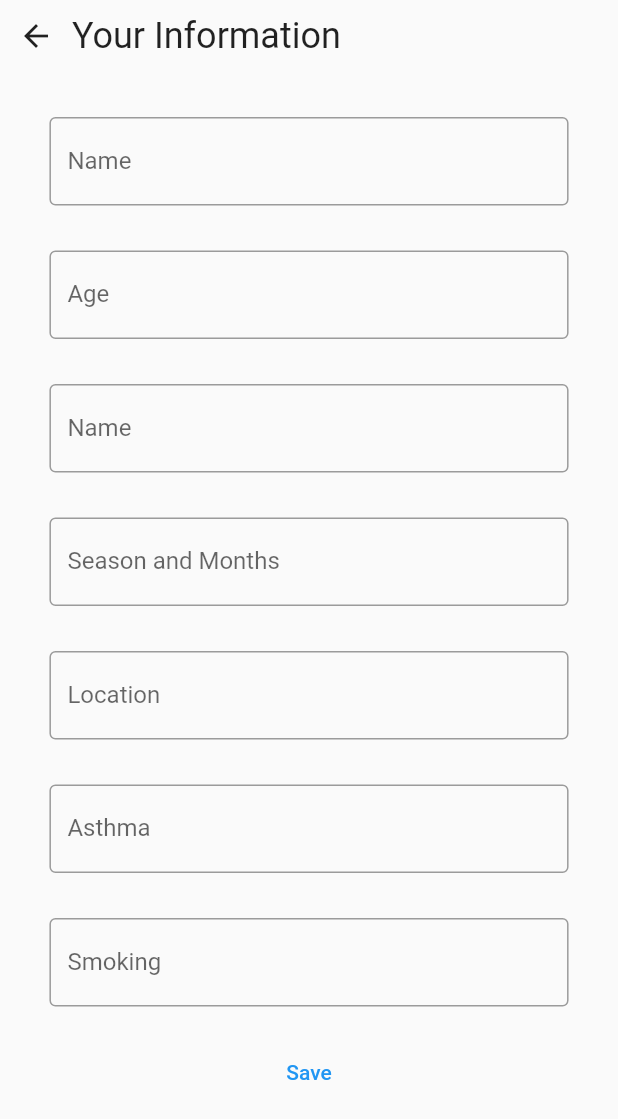
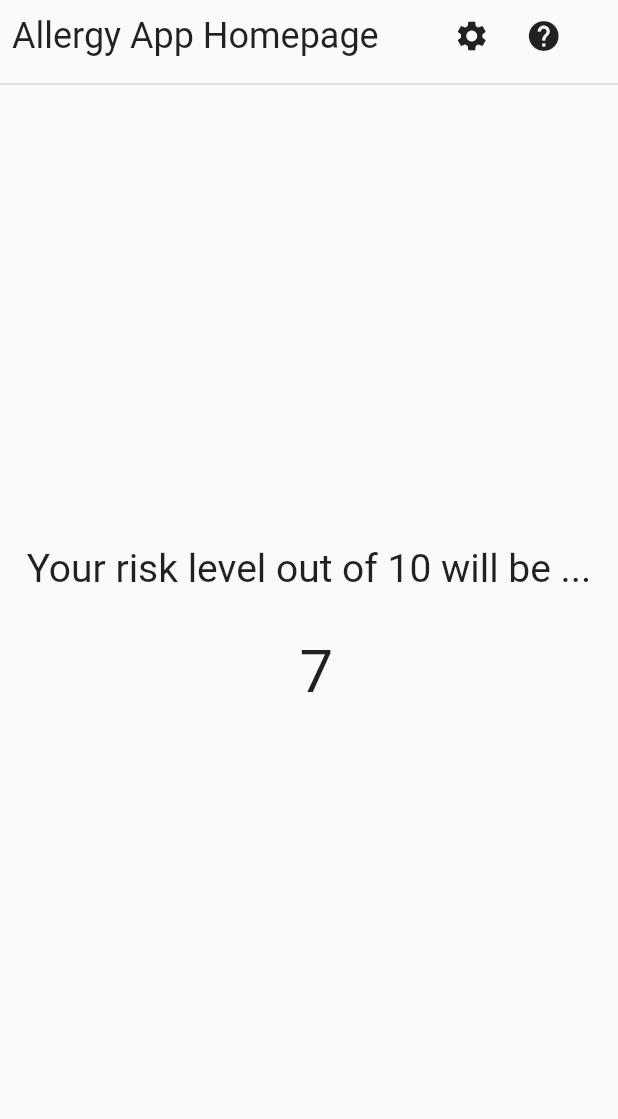
Before and after one commit to Asante-Adarkwa-Usman/AllergyApp, a Flutter app: the screen it shows after launch, after a tap on "Save", on a phone screen of 412 x 824 dp. Shown: the top 1119 px of the screen. Run offline on Flutter 3.47's test engine with Material 2 defaults, Android fonts, the phone set to English and light mode, and no system bars.

Commit message:
Added Homescreen, Help screen and Settings screen

```diff
--- /dev/null
+++ b/allergyapp/lib/home_screen.dart
@@ -0,0 +1,86 @@
+import 'package:allergyapp/advise_screen.dart';
+import 'package:allergyapp/settings_Screen.dart';
+import 'package:flutter/material.dart';
+
+class HomeScreen extends StatelessWidget {
+  const HomeScreen({super.key});
+
+  @override
+  Widget build(BuildContext context) {
+    return SafeArea(
+      child: Scaffold(
+        body: Column(
+          children: [
+            Row(
+              children: [
+                //Title
+                const Padding(
+                  padding: EdgeInsets.all(8.0),
+                  child: Text(
+                    'Allergy App Homepage',
+                    style: TextStyle(
+                      fontSize: 24,
+                    ),
+                  ),
+                ),
+                //Space
+                const SizedBox(width: 30),
+                //Two Iconsbutton
+                Row(
+                  children: [
+                    IconButton(
+                        onPressed: () {
+                          //Go to settings screen
+                          Navigator.of(context).push(
+                            MaterialPageRoute(
+                              builder: (context) => const SettingScreen(),
+                            ),
+                          );
+                        },
+                        icon: const Icon(
+                          Icons.settings,
+                          size: 24,
+                        )),
+                    IconButton(
+                        onPressed: () {
+                          //Go to Advise screen
+                          Navigator.of(context).push(
+                            MaterialPageRoute(
+                              builder: (context) => const AdviseScreen(),
+                            ),
+                          );
+                        },
+                        icon: const Icon(Icons.help, size: 24)),
+                  ],
+                ),
+              ],
+            ),
+            //Divider
+            const Divider(thickness: 1),
+
+            //Main Text
+            Container(
+              margin: const EdgeInsets.only(top: 300),
+              child: Column(
+                children: const [
+                  Center(
+                      child: Text(
+                    ' Your risk level out of 10 will be ... ',
+                    style: TextStyle(fontSize: 26),
+                  )),
+                  //Space
+                  SizedBox(height: 30),
+                  Center(
+                      child: Text(
+                    ' 7',
+                    style: TextStyle(fontSize: 40),
+                  )),
+                ],
+              ),
+            ),
+          ],
+        ),
+      ),
+    );
+  }
+}
--- a/allergyapp/lib/login_screen.dart
+++ b/allergyapp/lib/login_screen.dart
@@ -1,3 +1,4 @@
+import 'package:allergyapp/home_screen.dart';
 import 'package:flutter/material.dart';
 
 class LoginScreen extends StatefulWidget {
@@ -8,7 +9,13 @@ class LoginScreen extends StatefulWidget {
 }
 
 class _LoginScreenState extends State<LoginScreen> {
-  final TextFieldController = TextEditingController();
+  final textFieldNameController = TextEditingController();
+  final textFieldAgeController = TextEditingController();
+  final textFieldSeasonController = TextEditingController();
+  final textFieldLocationController = TextEditingController();
+  final textFieldAsthmaController = TextEditingController();
+  final textFieldSmokingController = TextEditingController();
+
   @override
   Widget build(BuildContext context) {
     return SafeArea(
@@ -17,16 +24,10 @@ class _LoginScreenState extends State<LoginScreen> {
         child: Column(
           children: [
             Row(
-              children: [
-                //Back button
-                IconButton(
-                    onPressed: () {},
-                    icon: const Icon(
-                      Icons.arrow_back_outlined,
-                      size: 24,
-                    )),
+              mainAxisAlignment: MainAxisAlignment.center,
+              children: const [
                 //Title Text
-                const Text(
+                Text(
                   'Your Information',
                   style: TextStyle(fontSize: 24),
                 ),
@@ -38,9 +39,12 @@ class _LoginScreenState extends State<LoginScreen> {
             SizedBox(
               width: MediaQuery.of(context).size.width * 0.84,
               child: TextField(
-                controller: TextFieldController,
+                //change Textfield Color
+
+                controller: textFieldNameController,
                 decoration: const InputDecoration(
                   border: OutlineInputBorder(),
+                  focusColor: Color.fromARGB(255, 63, 214, 199),
                   labelText: 'Name',
                 ),
                 onChanged: null,
@@ -51,7 +55,7 @@ class _LoginScreenState extends State<LoginScreen> {
             SizedBox(
               width: MediaQuery.of(context).size.width * 0.84,
               child: TextField(
-                controller: TextFieldController,
+                controller: textFieldAgeController,
                 decoration: const InputDecoration(
                   border: OutlineInputBorder(),
                   labelText: 'Age',
@@ -59,25 +63,13 @@ class _LoginScreenState extends State<LoginScreen> {
                 onChanged: null,
               ),
             ),
+
             //height spacing
             const SizedBox(height: 30),
             SizedBox(
               width: MediaQuery.of(context).size.width * 0.84,
               child: TextField(
-                controller: TextFieldController,
-                decoration: const InputDecoration(
-                  border: OutlineInputBorder(),
-                  labelText: 'Name',
-                ),
-                onChanged: null,
-              ),
-            ),
-            //height spacing
-            const SizedBox(height: 30),
-            SizedBox(
-              width: MediaQuery.of(context).size.width * 0.84,
-              child: TextField(
-                controller: TextFieldController,
+                controller: textFieldSeasonController,
                 decoration: const InputDecoration(
                   border: OutlineInputBorder(),
                   labelText: 'Season and Months',
@@ -90,7 +82,7 @@ class _LoginScreenState extends State<LoginScreen> {
             SizedBox(
               width: MediaQuery.of(context).size.width * 0.84,
               child: TextField(
-                controller: TextFieldController,
+                controller: textFieldLocationController,
                 decoration: const InputDecoration(
                   border: OutlineInputBorder(),
                   labelText: 'Location',
@@ -102,7 +94,7 @@ class _LoginScreenState extends State<LoginScreen> {
             SizedBox(
               width: MediaQuery.of(context).size.width * 0.84,
               child: TextField(
-                controller: TextFieldController,
+                controller: textFieldAsthmaController,
                 decoration: const InputDecoration(
                   border: OutlineInputBorder(),
                   labelText: 'Asthma',
@@ -114,7 +106,7 @@ class _LoginScreenState extends State<LoginScreen> {
             SizedBox(
               width: MediaQuery.of(context).size.width * 0.84,
               child: TextField(
-                controller: TextFieldController,
+                controller: textFieldSmokingController,
                 decoration: const InputDecoration(
                   border: OutlineInputBorder(),
                   labelText: 'Smoking',
@@ -125,7 +117,20 @@ class _LoginScreenState extends State<LoginScreen> {
             //height
             const SizedBox(height: 20),
             //Next button
-            TextButton(onPressed: () {}, child: const Text('Save'))
+            TextButton(
+                onPressed: () {
+                  //Go to home screen
+                  Navigator.of(context).push(
+                    MaterialPageRoute(
+                      builder: (context) => const HomeScreen(),
+                    ),
+                  );
+                },
+                child: const Text(
+                  'Save',
+                  style: TextStyle(
+                      fontSize: 24, color: Color.fromARGB(255, 63, 214, 199)),
+                ))
           ],
         ),
       )),
--- a/allergyapp/lib/main.dart
+++ b/allergyapp/lib/main.dart
@@ -1,3 +1,4 @@
+import 'package:allergyapp/home_screen.dart';
 import 'package:allergyapp/login_screen.dart';
 import 'package:flutter/material.dart';
 
@@ -12,6 +13,7 @@ class MyApp extends StatelessWidget {
   @override
   Widget build(BuildContext context) {
     return MaterialApp(
+        debugShowCheckedModeBanner: false,
         title: 'Flutter Demo',
         theme: ThemeData(
             // This is the theme of your application.
@@ -23,7 +25,7 @@ class MyApp extends StatelessWidget {
             // or simply save your changes to "hot reload" in a Flutter IDE).
             // Notice that the counter didn't reset back to zero; the application
             // is not restarted.
-          primarySwatch: Colors.blue,
+            // primarySwatch: Color.fromARGB(255, 76, 236, 201),
             ),
         home: const LoginScreen());
   }
```
Also changed, not shown: allergyapp/lib/advise_screen.dart (added, +26 -0 lines), allergyapp/lib/settings_Screen.dart (added, +26 -0 lines). Lines whose indentation alone changed are shown as unchanged.
